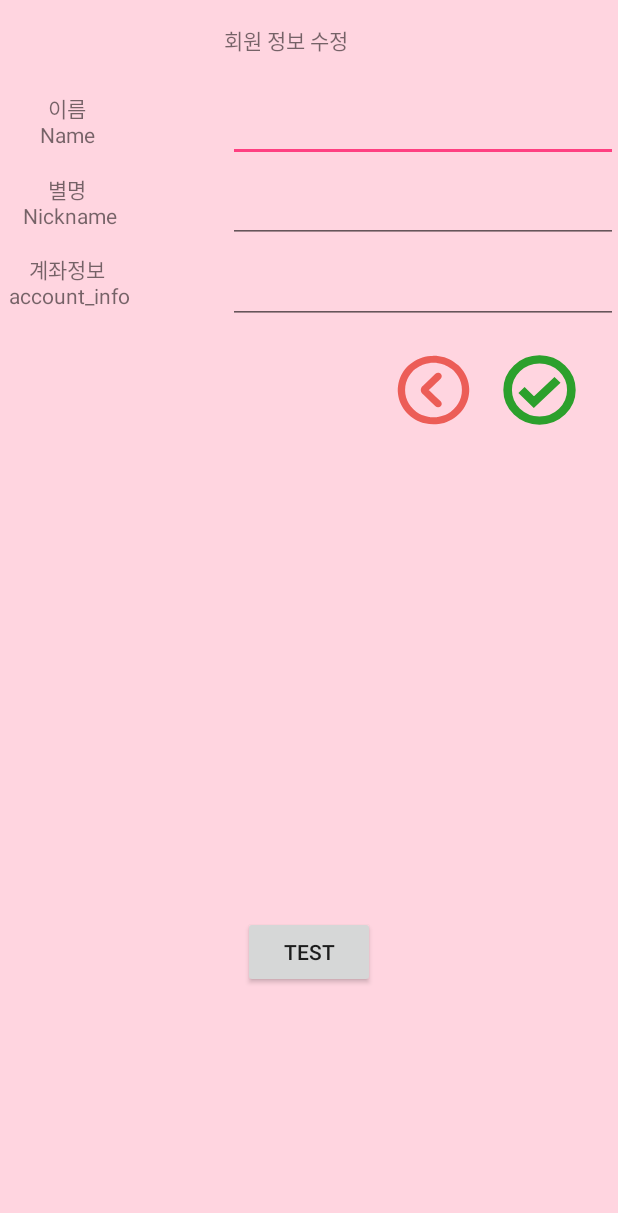
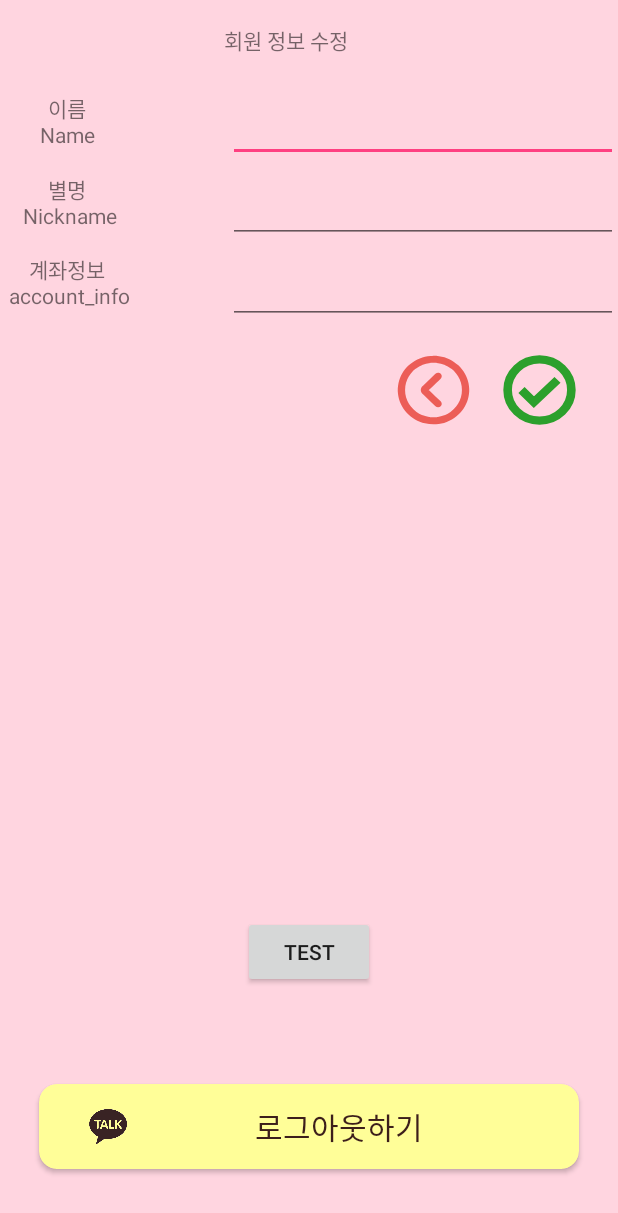
Before and after one commit to Akais24/Project3, an Android app: the SettingsActivity screen opened directly, with no data from a screen before it, on a phone screen of 412 x 824 dp. Shown: the top 1213 px of the screen. Run offline under Robolectric (Android 15) with nearby library versions, the phone set to English and light mode, and no system bars; libraries missing offline, so code that uses them is left out: com.kakao.usermgmt, com.koushikdutta.async, com.koushikdutta.ion; pictures from the network do not load; Roboto replaces fonts that are not available here.

Commit message:
자동 로그인/로그아웃 기능 추가, 임시 앱아이콘 생성, 사소한 오류 고침

```diff
--- a/app/src/main/AndroidManifest.xml
+++ b/app/src/main/AndroidManifest.xml
@@ -10,7 +10,7 @@
     <application
         android:name=".Login.GlobalApplication"
         android:allowBackup="true"
-        android:icon="@drawable/cookie"
+        android:icon="@drawable/temp_app_icon"
         android:label="@string/app_name"
         android:roundIcon="@mipmap/ic_launcher_round"
         android:supportsRtl="true"
--- a/app/src/main/java/com/example/q/swipe_tab/MainActivity.java
+++ b/app/src/main/java/com/example/q/swipe_tab/MainActivity.java
@@ -200,6 +200,10 @@ public class MainActivity extends AppCompatActivity implements View.OnClickListe
                 .setCallback(new FutureCallback<JsonArray>() {
                     @Override
                     public void onCompleted(Exception e, JsonArray result) {
+                        if(result == null){
+                            Toast.makeText(getApplicationContext(), "오류가 발생하였습니다", Toast.LENGTH_SHORT).show();
+                            return;
+                        }
                         Log.d("4444 debtor :", String.valueOf(result));
                         int total_send_amount = 0;
                         for(int i=0; i<result.size(); i++){
--- a/app/src/main/java/com/example/q/swipe_tab/MyFirebaseMessagingService.java
+++ b/app/src/main/java/com/example/q/swipe_tab/MyFirebaseMessagingService.java
@@ -41,15 +41,11 @@ public class MyFirebaseMessagingService extends FirebaseMessagingService{
         if (remoteMessage.getData().size() > 0) {
             Log.d(TAG, "Messagefirebase data payload: " + remoteMessage.getData());
             //Toast.makeText(getApplicationContext(), serializedMap, Toast.LENGTH_SHORT).show();
-
             if (/* Check if data needs to be processed by long running job */ true) {
                 // For long-running tasks (10 seconds or more) use Firebase Job Dispatcher.
-
             } else {
                 // Handle message within 10 seconds
-
             }
-
         }
 
         // Check if message contains a notification payload.
@@ -69,7 +65,7 @@ public class MyFirebaseMessagingService extends FirebaseMessagingService{
 //                        text += (char)hexVal;
 //                    }
 
-                    Toast.makeText(getApplicationContext(), raw_message, Toast.LENGTH_LONG).show();
+                    //Toast.makeText(getApplicationContext(), raw_message, Toast.LENGTH_LONG).show();
 
                     String body = raw_message;
                     JsonElement jsonElement = new JsonParser().parse(body);
--- a/app/src/main/java/com/example/q/swipe_tab/SettingsActivity.java
+++ b/app/src/main/java/com/example/q/swipe_tab/SettingsActivity.java
@@ -4,20 +4,23 @@ import android.app.Activity;
 import android.content.Intent;
 import android.content.SharedPreferences;
 import android.os.Bundle;
+import android.support.v4.app.ActivityCompat;
 import android.support.v7.app.AppCompatActivity;
+import android.support.v7.widget.CardView;
 import android.util.Log;
 import android.view.View;
 import android.widget.Button;
 import android.widget.EditText;
 import android.widget.Toast;
 
+import com.example.q.swipe_tab.Login.LoginActivity;
 import com.google.firebase.iid.FirebaseInstanceId;
 import com.google.gson.Gson;
 import com.google.gson.JsonObject;
+import com.kakao.usermgmt.UserManagement;
+import com.kakao.usermgmt.callback.LogoutResponseCallback;
 import com.koushikdutta.async.future.FutureCallback;
 import com.koushikdutta.ion.Ion;
-
-import java.util.ArrayList;
 
 public class SettingsActivity extends AppCompatActivity implements View.OnClickListener {
     EditText change_uinfo_name;
@@ -27,10 +30,18 @@ public class SettingsActivity extends AppCompatActivity implements View.OnClickL
     String name, nickname, account_info, searchurl, uid;
     Gson gson = new Gson();
     SharedPreferences info;
+
+    CardView logout;
+
+    public static Activity myself;
+
     @Override
     protected void onCreate(Bundle savedInstanceState) {
         super.onCreate(savedInstanceState);
         setContentView(R.layout.activity_settings);
+
+        myself = SettingsActivity.this;
+
         info = getSharedPreferences("local", MODE_PRIVATE);
         name = info.getString("name", null);
         nickname = info.getString("nickname", null);
@@ -41,6 +52,7 @@ public class SettingsActivity extends AppCompatActivity implements View.OnClickL
         change_uinfo_nickname = findViewById(R.id.change_uinfo_nickname);
         change_uinfo_account_info = findViewById(R.id.change_uinfo_account_info);
         submit_uinfo = findViewById(R.id.submit_uinfo);
+        logout = findViewById(R.id.logout_btn);
 
         testbutton = findViewById(R.id.button);
         change_uinfo_name.setText(name);
@@ -54,6 +66,7 @@ public class SettingsActivity extends AppCompatActivity implements View.OnClickL
         change_uinfo_nickname.setOnClickListener(this);
         change_uinfo_account_info.setOnClickListener(this);
         submit_uinfo.setOnClickListener(this);
+        logout.setOnClickListener(this);
         searchurl = "http://52.231.153.77:8080/update_user";
     }
 
@@ -127,6 +140,23 @@ public class SettingsActivity extends AppCompatActivity implements View.OnClickL
                                 }
                             });
                     break;
+                case R.id.logout_btn:
+                    requestLogout();
+                    break;
             }
         }
+
+    protected void requestLogout() { //유저의 정보를 받아오는 함수
+        UserManagement.getInstance().requestLogout(new LogoutResponseCallback() {
+            @Override
+            public void onCompleteLogout() {
+                SharedPreferences.Editor edit = info.edit();
+                edit.clear();
+                edit.commit();
+                ActivityCompat.finishAffinity(myself);
+                Intent login = new Intent(myself, LoginActivity.class);
+                startActivity(login);
+            }
+        });
+    }
 }
--- a/app/src/main/res/layout/activity_login.xml
+++ b/app/src/main/res/layout/activity_login.xml
@@ -69,10 +69,10 @@
 
     <ImageView
         android:layout_width="match_parent"
-        android:layout_height="191dp"
+        android:layout_height="250dp"
         android:layout_centerInParent="true"
         android:layout_below="@+id/welcome"
         android:layout_marginBottom="57dp"
-        android:src="@drawable/cookie" />
+        android:src="@drawable/temp_app_icon" />
 
 </RelativeLayout>
--- a/app/src/main/res/layout/activity_settings.xml
+++ b/app/src/main/res/layout/activity_settings.xml
@@ -104,4 +104,41 @@
         android:layout_marginBottom="165dp"
         android:text="Test" />
 
+    <android.support.v7.widget.CardView
+        android:id="@+id/logout_btn"
+        android:layout_width="match_parent"
+        android:layout_height="70dp"
+        android:layout_alignParentBottom="true"
+        android:layout_alignParentStart="true"
+        android:layout_marginBottom="38dp"
+        android:layout_marginLeft="20dp"
+        android:layout_marginRight="20dp"
+        android:elevation="8dp"
+        app:cardBackgroundColor="@color/kakao_theme_soft"
+        app:cardCornerRadius="12dp"
+        app:cardUseCompatPadding="true">
+
+        <RelativeLayout
+        android:layout_width="match_parent"
+        android:layout_height="match_parent"
+        android:layout_margin="8dp">
+
+        <ImageView
+        android:layout_width="60dp"
+        android:layout_height="60dp"
+        android:layout_centerVertical="true"
+        android:layout_marginLeft="8dp"
+        android:src="@drawable/kakao_logo" />
+
+        <TextView
+        android:layout_width="match_parent"
+        android:layout_height="match_parent"
+        android:layout_marginLeft="40dp"
+        android:gravity="center"
+        android:text="로그아웃하기"
+        android:textColor="@color/kakao_brown"
+        android:textSize="20dp" />
+        </RelativeLayout>
+    </android.support.v7.widget.CardView>
+
 </RelativeLayout>
--- a/app/src/main/res/values/colors.xml
+++ b/app/src/main/res/values/colors.xml
@@ -7,6 +7,7 @@
     <color name="black">#000000</color>
     <color name="white">#ffffff</color>
     <color name="kakao_theme">#FAFF00</color>
+    <color name="kakao_theme_soft">#FFFE98</color>
     <color name="kakao_brown">#3C1E1B</color>
 
     <color name="sy_pink">#FFA2C9</color>
```
Also changed, not shown: app/src/main/java/com/example/q/swipe_tab/Login/LoginActivity.java (+31 -23 lines), app/src/main/res/drawable/temp_app_icon.png (added).
